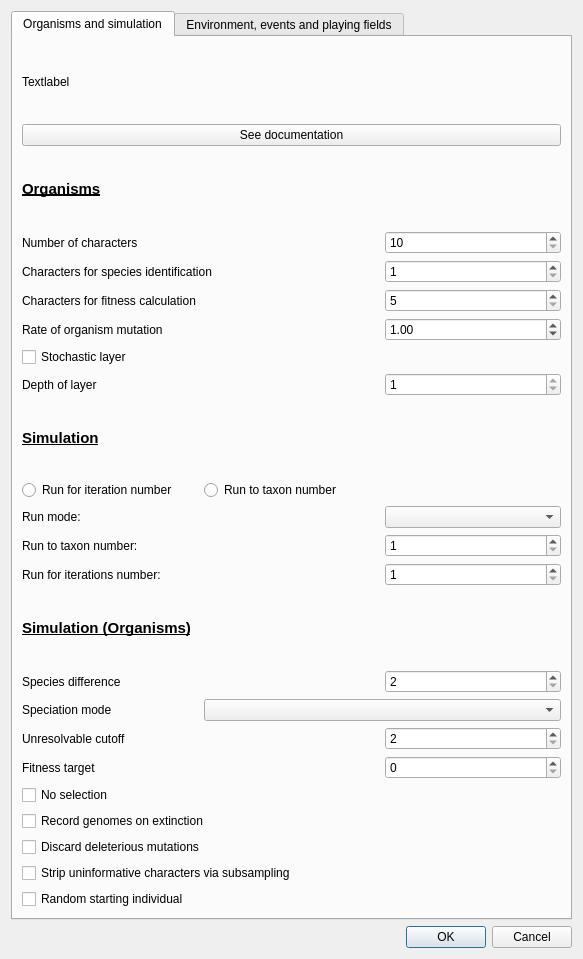
palaeoware/trevosim, file settings.ui: the form before one commit.
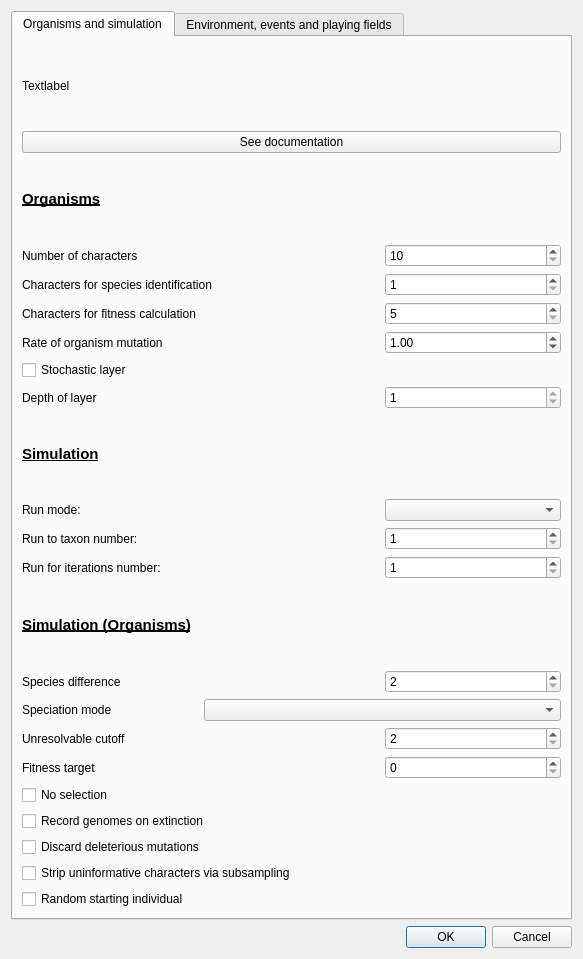
The form after the commit.

Commit message: do some signals and slots

Diff of the .ui file:
```diff
--- a/settings.ui
+++ b/settings.ui
@@ -24,13 +24,6 @@
        <string>Organisms and simulation</string>
       </attribute>
       <layout class="QGridLayout" name="gridLayout">
-       <item row="16" column="0">
-        <widget class="QRadioButton" name="r_iterations">
-         <property name="text">
-          <string>Run for iteration number</string>
-         </property>
-        </widget>
-       </item>
        <item row="7" column="0">
         <widget class="QLabel" name="label_4">
          <property name="text">
@@ -38,7 +31,7 @@
          </property>
         </widget>
        </item>
-       <item row="20" column="0">
+       <item row="19" column="0">
         <widget class="QLabel" name="label_27">
          <property name="text">
           <string>Run for iterations number:</string>
@@ -102,6 +95,13 @@
          </property>
         </widget>
        </item>
+       <item row="16" column="0">
+        <widget class="QLabel" name="label_24">
+         <property name="text">
+          <string>Run mode:</string>
+         </property>
+        </widget>
+       </item>
        <item row="15" column="0" colspan="3">
         <widget class="QLabel" name="label_13">
          <property name="font">
@@ -123,7 +123,7 @@
          </property>
         </widget>
        </item>
-       <item row="20" column="2">
+       <item row="19" column="2">
         <widget class="QSpinBox" name="s_run_for">
          <property name="minimum">
           <number>1</number>
@@ -164,7 +164,7 @@
          </property>
         </widget>
        </item>
-       <item row="19" column="2">
+       <item row="18" column="2">
         <widget class="QSpinBox" name="s_taxon_number">
          <property name="minimum">
           <number>1</number>
@@ -198,6 +198,9 @@
          </property>
         </widget>
        </item>
+       <item row="16" column="2">
+        <widget class="QComboBox" name="combo_run_mode"/>
+       </item>
        <item row="4" column="0">
         <widget class="QLabel" name="label_3">
          <property name="text">
@@ -219,7 +222,7 @@
          </property>
         </widget>
        </item>
-       <item row="22" column="0" colspan="2">
+       <item row="21" column="0" colspan="2">
         <widget class="QLabel" name="label_26">
          <property name="font">
           <font>
@@ -247,13 +250,6 @@
          </property>
         </widget>
        </item>
-       <item row="16" column="1" colspan="2">
-        <widget class="QRadioButton" name="r_taxon_number">
-         <property name="text">
-          <string>Run to taxon number</string>
-         </property>
-        </widget>
-       </item>
        <item row="6" column="0" colspan="2">
         <widget class="QLabel" name="label">
          <property name="text">
@@ -261,7 +257,7 @@
          </property>
         </widget>
        </item>
-       <item row="19" column="0">
+       <item row="18" column="0">
         <widget class="QLabel" name="label_2">
          <property name="text">
           <string>Run to taxon number:</string>
@@ -309,16 +305,6 @@
          </property>
         </widget>
        </item>
-       <item row="17" column="0">
-        <widget class="QLabel" name="label_24">
-         <property name="text">
-          <string>Run mode:</string>
-         </property>
-        </widget>
-       </item>
-       <item row="17" column="2">
-        <widget class="QComboBox" name="combo_run_mode"/>
-       </item>
       </layout>
      </widget>
      <widget class="QWidget" name="envirnment_tab">
```
Left out of the diff: 26 changed lines with no effect on the pictures. The commit also changes 2 other files.
